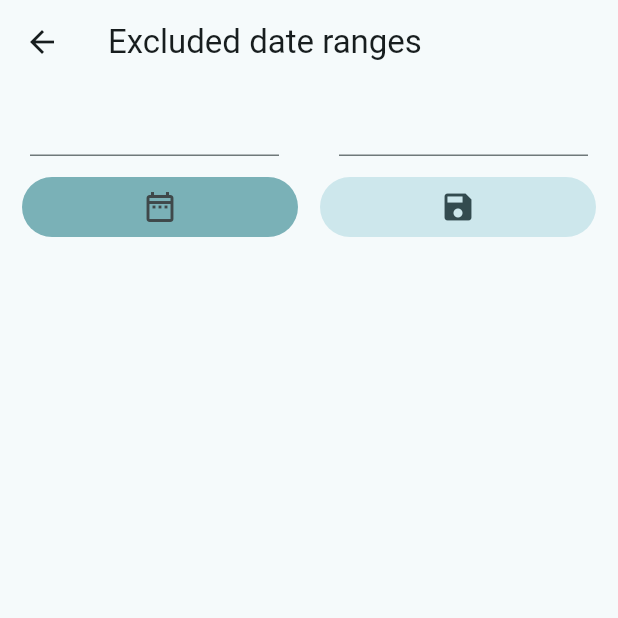
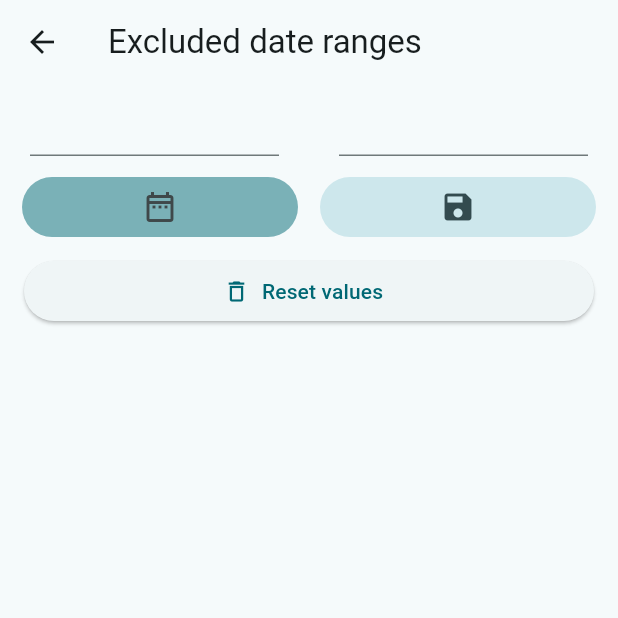
Before and after one commit to cave-aqua/loc_logger, a Flutter app: the ExcludedDateSettingScreen screen opened directly, on a phone screen of 412 x 824 dp, the top half of it. Run offline on Flutter 3.47's test engine with Material 3 defaults, Android fonts, the phone set to English and light mode, and no system bars; our stand-ins replace flutter_map, flutter_riverpod, geolocator, latlong2, logger, riverpod_annotation and 1 more; missing offline and left inert: flex_color_picker, flutter_background_service, geodesy, geolocator_android, geolocator_apple, workmanager; accounts and stored records are empty; generated files the repository leaves out were written again.

Commit message:
feat: added styling

```diff
--- a/lib/main.dart
+++ b/lib/main.dart
@@ -2,7 +2,6 @@ import 'dart:async';
 import 'dart:ui';
 
 import 'package:flutter/material.dart';
-import 'package:flutter/widgets.dart';
 import 'package:flutter_background_service/flutter_background_service.dart';
 import 'package:flutter_riverpod/flutter_riverpod.dart';
 import 'package:geolocator/geolocator.dart';
@@ -79,7 +78,6 @@ class _MainAppState extends ConsumerState<MainApp> {
     DateTime currentDateTime = ref.watch(selectedDateNotifierProvider);
 
     final screenSize = MediaQuery.sizeOf(context);
-    final double width = screenSize.width;
     final bool showVert = 1200 > screenSize.width;
 
     return MaterialApp(
--- a/lib/screens/settings/excluded_date_settings/excluded_date_setting_screen.dart
+++ b/lib/screens/settings/excluded_date_settings/excluded_date_setting_screen.dart
@@ -1,4 +1,6 @@
+import 'package:flutter/cupertino.dart';
 import 'package:flutter/material.dart';
+import 'package:flutter/widgets.dart';
 import 'package:intl/intl.dart';
 import 'package:loc_logger/models/settings/excluded_day.dart';
 import 'package:loc_logger/services/excluded_dates.dart';
@@ -119,6 +121,24 @@ class _ExcludedDateSettingScreeenState
                             horizontal: 80, vertical: 2),
                         icon: const Icon(Icons.save))
                   ],
+                ),
+                Padding(
+                  padding:
+                      const EdgeInsets.symmetric(horizontal: 16, vertical: 8),
+                  child: SizedBox(
+                    width: double.infinity,
+                    child: ElevatedButton.icon(
+                      onPressed: () async {
+                        await resetExcludedDates();
+                        setState(() {
+                          fromDate.clear();
+                          untilDate.clear();
+                        });
+                      },
+                      icon: const Icon(Icons.delete_outlined),
+                      label: const Text('Reset values'),
+                    ),
+                  ),
                 )
               ],
             );
```
Also changed, not shown: lib/screens/locations/location_detail.dart (+17 -1 lines), lib/services/excluded_dates.dart (+24 -0 lines).
